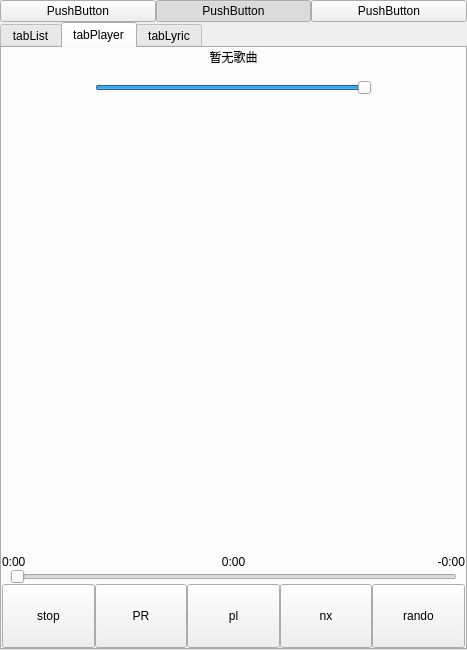
Qt form OnePlayer.ui (Maxwell-Lyu/OnePlayer) before a commit.
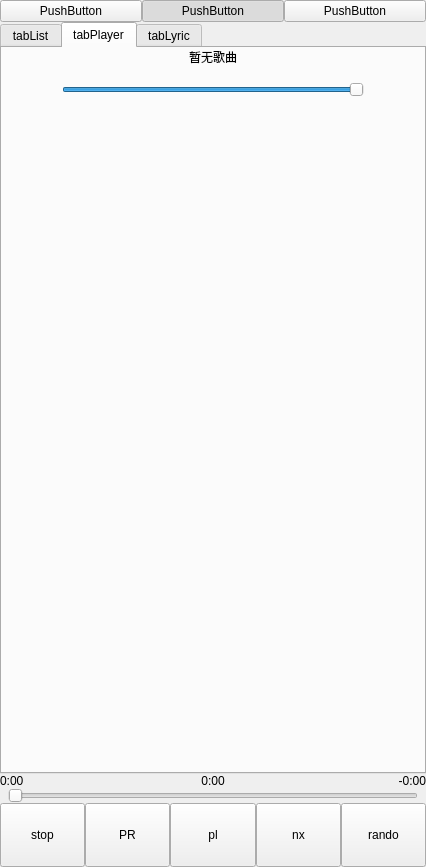
The same form after that commit. Custom widgets are drawn as their Qt base class.

Commit message: alter: change arrangement

```diff
--- a/OnePlayer.ui
+++ b/OnePlayer.ui
@@ -6,8 +6,8 @@
    <rect>
     <x>0</x>
     <y>0</y>
-    <width>467</width>
-    <height>650</height>
+    <width>422</width>
+    <height>867</height>
    </rect>
   </property>
   <property name="sizePolicy">
@@ -23,7 +23,10 @@
    <property name="layoutDirection">
     <enum>Qt::LeftToRight</enum>
    </property>
-   <layout class="QGridLayout" name="gridLayout">
+   <layout class="QVBoxLayout" name="verticalLayout">
+    <property name="spacing">
+     <number>0</number>
+    </property>
     <property name="leftMargin">
      <number>0</number>
     </property>
@@ -36,51 +39,24 @@
     <property name="bottomMargin">
      <number>0</number>
     </property>
-    <property name="spacing">
+    <item>
+     <widget class="QWidget" name="displayWidget" native="true">
+      <layout class="QGridLayout" name="gridLayout_3">
+       <property name="leftMargin">
      <number>0</number>
     </property>
-    <item row="0" column="2">
-     <widget class="QPushButton" name="btnLyric">
-      <property name="text">
-       <string>PushButton</string>
-      </property>
-      <property name="checkable">
-       <bool>true</bool>
-      </property>
-      <attribute name="buttonGroup">
-       <string notr="true">buttonGroupTab</string>
-      </attribute>
-     </widget>
-    </item>
-    <item row="0" column="1">
-     <widget class="QPushButton" name="btnPlayer">
-      <property name="text">
-       <string>PushButton</string>
-      </property>
-      <property name="checkable">
-       <bool>true</bool>
-      </property>
-      <property name="checked">
-       <bool>true</bool>
-      </property>
-      <attribute name="buttonGroup">
-       <string notr="true">buttonGroupTab</string>
-      </attribute>
-     </widget>
-    </item>
-    <item row="0" column="0">
-     <widget class="QPushButton" name="btnList">
-      <property name="text">
-       <string>PushButton</string>
-      </property>
-      <property name="checkable">
-       <bool>true</bool>
-      </property>
-      <attribute name="buttonGroup">
-       <string notr="true">buttonGroupTab</string>
-      </attribute>
-     </widget>
-    </item>
+       <property name="topMargin">
+        <number>0</number>
+       </property>
+       <property name="rightMargin">
+        <number>0</number>
+       </property>
+       <property name="bottomMargin">
+        <number>0</number>
+       </property>
+       <property name="spacing">
+        <number>0</number>
+       </property>
     <item row="1" column="0" colspan="3">
      <widget class="QTabWidget" name="tabWidget">
       <property name="sizePolicy">
@@ -157,7 +133,29 @@
         <property name="spacing">
          <number>0</number>
         </property>
-        <item row="0" column="0" colspan="5">
+           <item row="3" column="0" rowspan="2" colspan="3">
+            <widget class="QWidget" name="widget" native="true">
+             <layout class="QGridLayout" name="gridLayout_2">
+              <item row="1" column="0">
+               <widget class="CoverWidget" name="widgetCover" native="true">
+                <property name="sizePolicy">
+                 <sizepolicy hsizetype="Fixed" vsizetype="Fixed">
+                  <horstretch>0</horstretch>
+                  <verstretch>0</verstretch>
+                 </sizepolicy>
+                </property>
+                <property name="minimumSize">
+                 <size>
+                  <width>400</width>
+                  <height>400</height>
+                 </size>
+                </property>
+               </widget>
+              </item>
+             </layout>
+            </widget>
+           </item>
+           <item row="0" column="0" colspan="3">
          <widget class="QLabel" name="labelSong">
           <property name="sizePolicy">
            <sizepolicy hsizetype="Preferred" vsizetype="Fixed">
@@ -185,120 +183,7 @@
           </property>
          </widget>
         </item>
-        <item row="8" column="4">
-         <widget class="QLabel" name="labelTimeLeft">
-          <property name="text">
-           <string>-0:00</string>
-          </property>
-          <property name="alignment">
-           <set>Qt::AlignRight|Qt::AlignTrailing|Qt::AlignVCenter</set>
-          </property>
-         </widget>
-        </item>
-        <item row="8" column="1" colspan="3">
-         <widget class="QLabel" name="labelTimeTotal">
-          <property name="sizePolicy">
-           <sizepolicy hsizetype="Preferred" vsizetype="Fixed">
-            <horstretch>0</horstretch>
-            <verstretch>0</verstretch>
-           </sizepolicy>
-          </property>
-          <property name="text">
-           <string>0:00</string>
-          </property>
-          <property name="alignment">
-           <set>Qt::AlignCenter</set>
-          </property>
-         </widget>
-        </item>
-        <item row="10" column="0" colspan="5">
-         <layout class="QHBoxLayout" name="hLayout2">
-          <property name="spacing">
-           <number>0</number>
-          </property>
-          <property name="leftMargin">
-           <number>8</number>
-          </property>
-          <property name="rightMargin">
-           <number>8</number>
-          </property>
-          <item>
-           <widget class="QSlider" name="sliderProgress">
-            <property name="pageStep">
-             <number>1</number>
-            </property>
-            <property name="tracking">
-             <bool>false</bool>
-            </property>
-            <property name="orientation">
-             <enum>Qt::Horizontal</enum>
-            </property>
-           </widget>
-          </item>
-         </layout>
-        </item>
-        <item row="4" column="0" colspan="5">
-         <widget class="QWidget" name="widget" native="true">
-          <layout class="QGridLayout" name="gridLayout_2">
-           <item row="0" column="0">
-            <widget class="CoverWidget" name="widgetCover" native="true">
-             <property name="sizePolicy">
-              <sizepolicy hsizetype="Fixed" vsizetype="Fixed">
-               <horstretch>0</horstretch>
-               <verstretch>0</verstretch>
-              </sizepolicy>
-             </property>
-             <property name="minimumSize">
-              <size>
-               <width>400</width>
-               <height>400</height>
-              </size>
-             </property>
-            </widget>
-           </item>
-          </layout>
-         </widget>
-        </item>
-        <item row="12" column="2">
-         <widget class="QPushButton" name="btnPlay">
-          <property name="minimumSize">
-           <size>
-            <width>0</width>
-            <height>64</height>
-           </size>
-          </property>
-          <property name="text">
-           <string>pl</string>
-          </property>
-         </widget>
-        </item>
-        <item row="12" column="3">
-         <widget class="QPushButton" name="btnNext">
-          <property name="minimumSize">
-           <size>
-            <width>0</width>
-            <height>64</height>
-           </size>
-          </property>
-          <property name="text">
-           <string>nx</string>
-          </property>
-         </widget>
-        </item>
-        <item row="12" column="1">
-         <widget class="QPushButton" name="btnPrev">
-          <property name="minimumSize">
-           <size>
-            <width>0</width>
-            <height>64</height>
-           </size>
-          </property>
-          <property name="text">
-           <string>PR</string>
-          </property>
-         </widget>
-        </item>
-        <item row="1" column="0" colspan="5">
+           <item row="1" column="0" colspan="3">
          <widget class="QLabel" name="labelAlbum">
           <property name="sizePolicy">
            <sizepolicy hsizetype="Preferred" vsizetype="Fixed">
@@ -314,43 +199,20 @@
           </property>
          </widget>
         </item>
-        <item row="12" column="4">
-         <widget class="QPushButton" name="btnRand">
-          <property name="minimumSize">
-           <size>
-            <width>0</width>
-            <height>64</height>
-           </size>
-          </property>
-          <property name="text">
-           <string>rando</string>
-          </property>
-         </widget>
-        </item>
-        <item row="8" column="0">
-         <widget class="QLabel" name="labelTimePassed">
-          <property name="text">
-           <string>0:00</string>
-          </property>
-         </widget>
-        </item>
-        <item row="12" column="0">
-         <widget class="QPushButton" name="btnStop">
-          <property name="minimumSize">
-           <size>
-            <width>0</width>
-            <height>64</height>
-           </size>
-          </property>
-          <property name="text">
-           <string>stop</string>
-          </property>
-         </widget>
-        </item>
-        <item row="3" column="1" colspan="3">
-         <layout class="QHBoxLayout" name="hLayout1">
-          <item>
+           <item row="2" column="1">
            <widget class="QSlider" name="sliderVolume">
+             <property name="sizePolicy">
+              <sizepolicy hsizetype="Expanding" vsizetype="Fixed">
+               <horstretch>1</horstretch>
+               <verstretch>0</verstretch>
+              </sizepolicy>
+             </property>
+             <property name="maximumSize">
+              <size>
+               <width>400</width>
+               <height>16777215</height>
+              </size>
+             </property>
             <property name="value">
              <number>99</number>
             </property>
@@ -362,7 +224,34 @@
             </property>
            </widget>
           </item>
-         </layout>
+           <item row="2" column="0">
+            <spacer name="horizontalSpacer">
+             <property name="orientation">
+              <enum>Qt::Horizontal</enum>
+             </property>
+             <property name="sizeHint" stdset="0">
+              <size>
+               <width>60</width>
+               <height>20</height>
+              </size>
+             </property>
+            </spacer>
+           </item>
+           <item row="2" column="2">
+            <spacer name="horizontalSpacer_2">
+             <property name="orientation">
+              <enum>Qt::Horizontal</enum>
+             </property>
+             <property name="sizeType">
+              <enum>QSizePolicy::Expanding</enum>
+             </property>
+             <property name="sizeHint" stdset="0">
+              <size>
+               <width>60</width>
+               <height>20</height>
+              </size>
+             </property>
+            </spacer>
         </item>
        </layout>
       </widget>
@@ -393,11 +282,197 @@
       </widget>
      </widget>
     </item>
-   </layout>
-   <zorder>btnPlayer</zorder>
-   <zorder>btnLyric</zorder>
-   <zorder>btnList</zorder>
-   <zorder>tabWidget</zorder>
+       <item row="0" column="0">
+        <widget class="QPushButton" name="btnList">
+         <property name="text">
+          <string>PushButton</string>
+         </property>
+         <property name="checkable">
+          <bool>true</bool>
+         </property>
+         <attribute name="buttonGroup">
+          <string notr="true">buttonGroupTab</string>
+         </attribute>
+        </widget>
+       </item>
+       <item row="0" column="1">
+        <widget class="QPushButton" name="btnPlayer">
+         <property name="text">
+          <string>PushButton</string>
+         </property>
+         <property name="checkable">
+          <bool>true</bool>
+         </property>
+         <property name="checked">
+          <bool>true</bool>
+         </property>
+         <attribute name="buttonGroup">
+          <string notr="true">buttonGroupTab</string>
+         </attribute>
+        </widget>
+       </item>
+       <item row="0" column="2">
+        <widget class="QPushButton" name="btnLyric">
+         <property name="text">
+          <string>PushButton</string>
+         </property>
+         <property name="checkable">
+          <bool>true</bool>
+         </property>
+         <attribute name="buttonGroup">
+          <string notr="true">buttonGroupTab</string>
+         </attribute>
+        </widget>
+       </item>
+      </layout>
+     </widget>
+    </item>
+    <item>
+     <widget class="QWidget" name="panelWidget" native="true">
+      <layout class="QGridLayout" name="gridLayout">
+       <property name="leftMargin">
+        <number>0</number>
+       </property>
+       <property name="topMargin">
+        <number>0</number>
+       </property>
+       <property name="rightMargin">
+        <number>0</number>
+       </property>
+       <property name="bottomMargin">
+        <number>0</number>
+       </property>
+       <property name="spacing">
+        <number>0</number>
+       </property>
+       <item row="4" column="4">
+        <widget class="QPushButton" name="btnRand">
+         <property name="minimumSize">
+          <size>
+           <width>0</width>
+           <height>64</height>
+          </size>
+         </property>
+         <property name="text">
+          <string>rando</string>
+         </property>
+        </widget>
+       </item>
+       <item row="4" column="1">
+        <widget class="QPushButton" name="btnPrev">
+         <property name="minimumSize">
+          <size>
+           <width>0</width>
+           <height>64</height>
+          </size>
+         </property>
+         <property name="text">
+          <string>PR</string>
+         </property>
+        </widget>
+       </item>
+       <item row="2" column="0">
+        <widget class="QLabel" name="labelTimePassed">
+         <property name="text">
+          <string>0:00</string>
+         </property>
+        </widget>
+       </item>
+       <item row="4" column="3">
+        <widget class="QPushButton" name="btnNext">
+         <property name="minimumSize">
+          <size>
+           <width>0</width>
+           <height>64</height>
+          </size>
+         </property>
+         <property name="text">
+          <string>nx</string>
+         </property>
+        </widget>
+       </item>
+       <item row="4" column="0">
+        <widget class="QPushButton" name="btnStop">
+         <property name="minimumSize">
+          <size>
+           <width>0</width>
+           <height>64</height>
+          </size>
+         </property>
+         <property name="text">
+          <string>stop</string>
+         </property>
+        </widget>
+       </item>
+       <item row="4" column="2">
+        <widget class="QPushButton" name="btnPlay">
+         <property name="minimumSize">
+          <size>
+           <width>0</width>
+           <height>64</height>
+          </size>
+         </property>
+         <property name="text">
+          <string>pl</string>
+         </property>
+        </widget>
+       </item>
+       <item row="3" column="0" colspan="5">
+        <layout class="QHBoxLayout" name="hLayout2">
+         <property name="spacing">
+          <number>0</number>
+         </property>
+         <property name="leftMargin">
+          <number>8</number>
+         </property>
+         <property name="rightMargin">
+          <number>8</number>
+         </property>
+         <item>
+          <widget class="QSlider" name="sliderProgress">
+           <property name="pageStep">
+            <number>1</number>
+           </property>
+           <property name="tracking">
+            <bool>false</bool>
+           </property>
+           <property name="orientation">
+            <enum>Qt::Horizontal</enum>
+           </property>
+          </widget>
+         </item>
+        </layout>
+       </item>
+       <item row="2" column="4">
+        <widget class="QLabel" name="labelTimeLeft">
+         <property name="text">
+          <string>-0:00</string>
+         </property>
+         <property name="alignment">
+          <set>Qt::AlignRight|Qt::AlignTrailing|Qt::AlignVCenter</set>
+         </property>
+        </widget>
+       </item>
+       <item row="2" column="1" colspan="3">
+        <widget class="QLabel" name="labelTimeTotal">
+         <property name="sizePolicy">
+          <sizepolicy hsizetype="Preferred" vsizetype="Fixed">
+           <horstretch>0</horstretch>
+           <verstretch>0</verstretch>
+          </sizepolicy>
+         </property>
+         <property name="text">
+          <string>0:00</string>
+         </property>
+         <property name="alignment">
+          <set>Qt::AlignCenter</set>
+         </property>
+        </widget>
+       </item>
+      </layout>
+     </widget>
+    </item>
+   </layout>
   </widget>
  </widget>
  <layoutdefault spacing="6" margin="11"/>
```
Left out of the diff: 11 changed lines with no effect on the pictures. Lines whose indentation alone changed are shown as unchanged.
